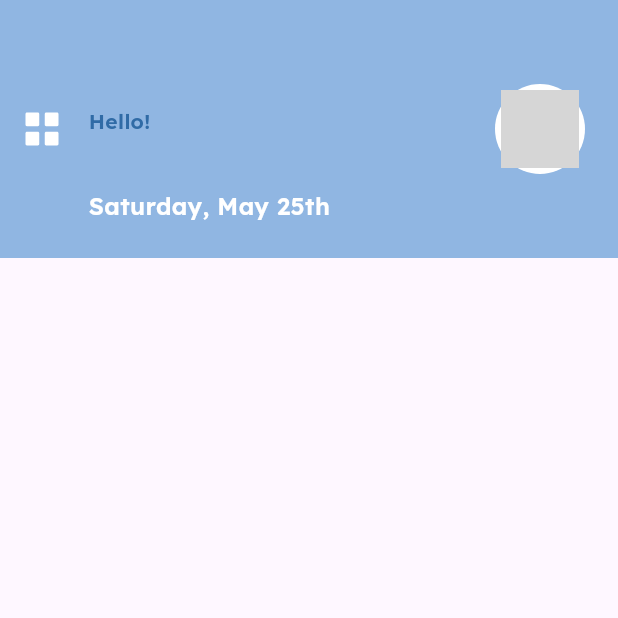
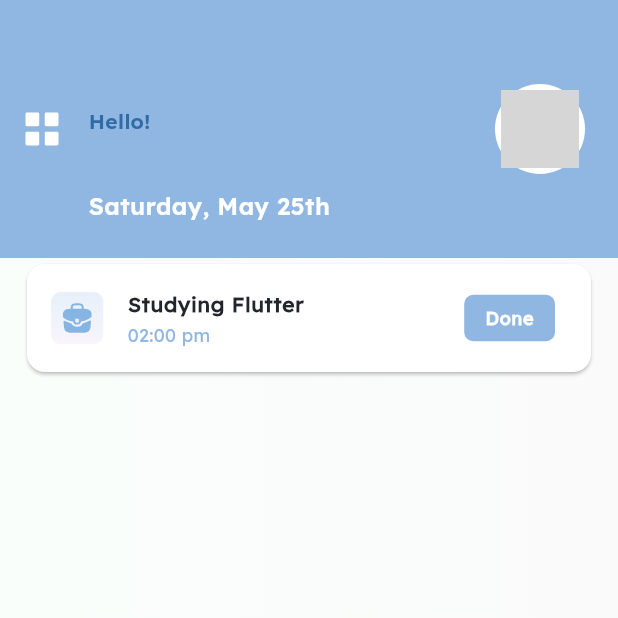
Before and after one commit to mohamedamr77/to-do-app, a Flutter app: the HomePageScreen screen opened directly with empty values, on a phone screen of 412 x 824 dp, the top half of it. Run offline on Flutter 3.47's test engine with Material 3 defaults, Android fonts, the phone set to English and light mode, and no system bars; our stand-ins replace flutter_svg, image_picker; grey boxes are pictures that could not be loaded.

Commit message:
add card in home screen

```diff
--- a/lib/core/colorCore.dart
+++ b/lib/core/colorCore.dart
@@ -13,6 +13,8 @@ class ColorApp{
   static const Color  whiteColor=  Colors.white;
   static const Color  appbarHomeScreenColor=  Color(0xff90B6E2);
   static const Color  textAppbarHomeScreenColor=  Color(0xff306BA6);
+  static const Color  titleListTileHomeScreenColor=  Color(0xff24252C);
+  static const Color  subtitleListTileHomeScreenColor=  Color(0xff90B6E2);
 
 
 }
--- a/lib/core/imageCore.dart
+++ b/lib/core/imageCore.dart
@@ -3,4 +3,5 @@ class  ImageApp{
     static const String arrowStartImage="assets/images/ArrowStart.png";
     static const String regesterImage="assets/images/regester.png";
     static const String menuImage="assets/images/svg/menu.svg";
+    static const String leadingItemDismissibleImage="assets/images/svg/leadingItemDismissible.svg";
 }
--- a/lib/features/home_page/views/HomePageScreen.dart
+++ b/lib/features/home_page/views/HomePageScreen.dart
@@ -5,13 +5,24 @@ import 'package:todo/features/home_page/views/widgets/homepage_body.dart';
 
 class HomePageScreen extends StatelessWidget {
   const HomePageScreen({super.key, required this.name, required this.photo});
-  static const id="homePage Screen";
-   final String name;
-   final File photo;
+  static const id = "homePage Screen";
+  final String name;
+  final File photo;
+
   @override
   Widget build(BuildContext context) {
-    return  Scaffold(
-          body: HomePageBody(name: name , pictureUser: photo,),
+    return Scaffold(
+      body: Container(
+        decoration: BoxDecoration(
+          gradient: LinearGradient(
+            colors: [
+             Color(0xffF9FEFB),
+             Color(0xffFAFAFA),
+            ],
+          ),
+        ),
+        child: HomePageBody(name: name, pictureUser: photo),
+      ),
     );
   }
 }
--- a/lib/features/home_page/views/widgets/homepage_body.dart
+++ b/lib/features/home_page/views/widgets/homepage_body.dart
@@ -72,6 +72,54 @@ class HomePageBody extends StatelessWidget {
               const SizedBox(width: 10,),
               ]
           ),
+        ),
+        Padding(
+          padding: const EdgeInsets.symmetric(horizontal: 14),
+          child: Card(
+            color: ColorApp.whiteColor,
+            child: ListTile(
+              leading: SvgPicture.asset(ImageApp.leadingItemDismissibleImage),
+              title: const Text("Studying Flutter",
+              style: TextStyle(
+                fontSize: 14,
+                fontWeight: FontWeight.w600,
+                fontFamily: 'LexendDecaRegularStyle',
+                color: Color(0xff24252C),
+              ),
+
+              ),
+              subtitle: const Text(
+                "02:00 pm",
+                style: TextStyle(
+                  fontSize: 12,
+                  fontWeight: FontWeight.w400,
+                  fontFamily: 'LexendDecaRegularStyle',
+                  color: ColorApp.subtitleListTileHomeScreenColor,
+                ),
+
+              ),
+              trailing: GestureDetector(
+                child: Container(
+                  padding: EdgeInsets.symmetric(vertical: 7,horizontal: 14),
+                  decoration: BoxDecoration(
+                    borderRadius: BorderRadius.circular(6),
+                    color: ColorApp.appbarHomeScreenColor
+                  ),
+                  child: Text("Done",
+                    style: TextStyle(
+                      color: ColorApp.whiteColor,
+                      fontSize: 12,
+                      fontWeight: FontWeight.w700,
+                      fontFamily: "LexendDecaRegularStyle",
+
+                    ),
+                  ),
+                ),
+              )
+
+
+            ),
+          ),
         )
       ],
     );
```
Also changed, not shown: assets/images/svg/leadingItemDismissible.svg (added).
